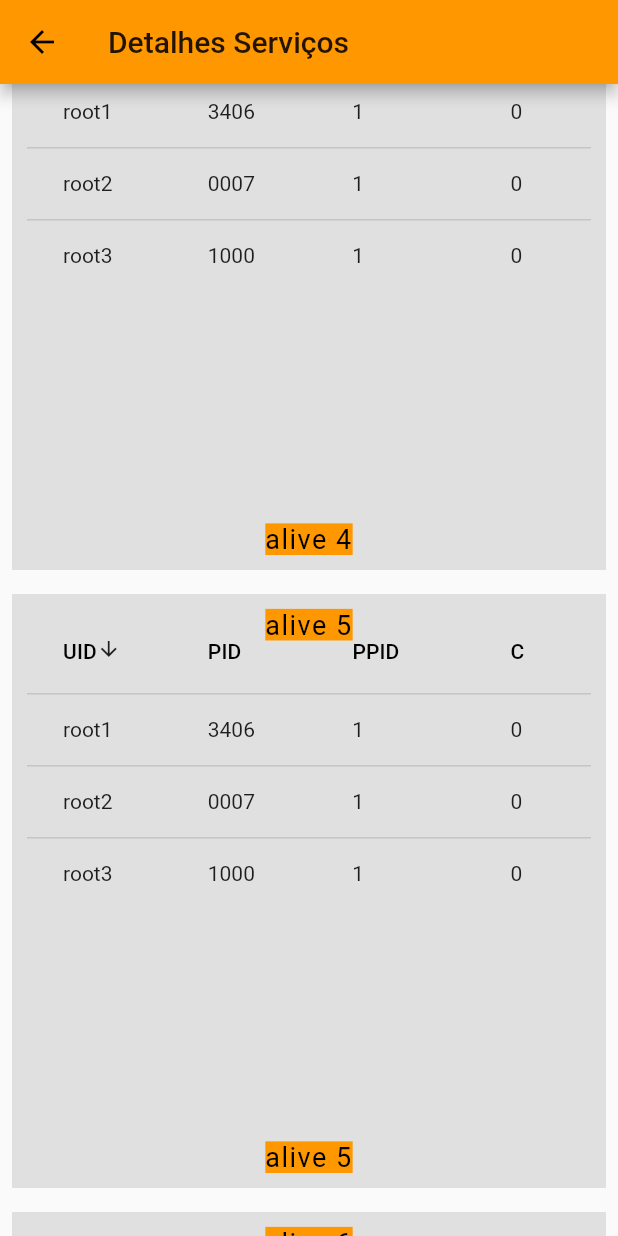
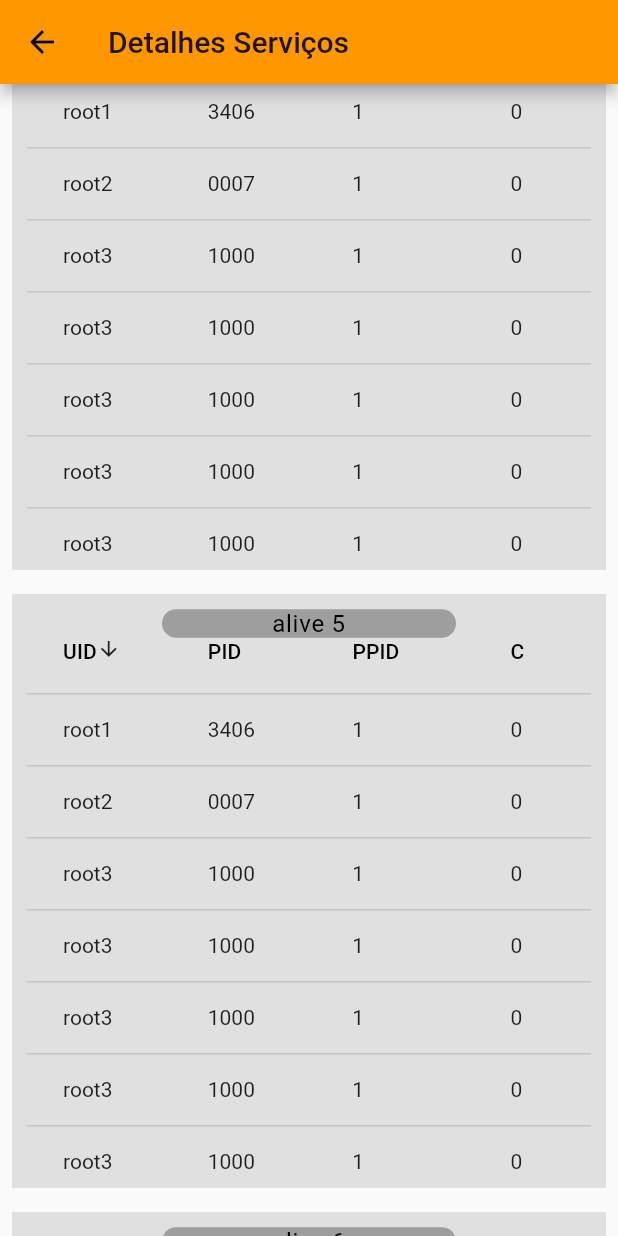
Before and after one commit to michellhornung/monitor, a Flutter app: the ServiceDetails screen opened directly, scrolled down 1728 dp, on a phone screen of 412 x 824 dp. Run offline on Flutter 3.47's test engine with Material 2 defaults, Android fonts, the phone set to English and light mode, and no system bars.

Commit message:
ServiceDetails with datatables. Done but need a layout improvement.

```diff
--- a/lib/data/serviceDetailsData.dart
+++ b/lib/data/serviceDetailsData.dart
@@ -42,4 +42,64 @@ final List<ServiceDetails> servicesDetails = [
     time: '00:00:00',
     cmd: 'lh.aliveserver.IvrService',
   ),
+  ServiceDetails(
+    uid: 'root3',
+    pid: '1000',
+    ppid: '1',
+    c: '0',
+    stime: '08:15',
+    tty: '?',
+    time: '00:00:00',
+    cmd: 'lh.aliveserver.IvrService',
+  ),
+  ServiceDetails(
+    uid: 'root3',
+    pid: '1000',
+    ppid: '1',
+    c: '0',
+    stime: '08:15',
+    tty: '?',
+    time: '00:00:00',
+    cmd: 'lh.aliveserver.IvrService',
+  ),
+  ServiceDetails(
+    uid: 'root3',
+    pid: '1000',
+    ppid: '1',
+    c: '0',
+    stime: '08:15',
+    tty: '?',
+    time: '00:00:00',
+    cmd: 'lh.aliveserver.IvrService',
+  ),
+  ServiceDetails(
+    uid: 'root3',
+    pid: '1000',
+    ppid: '1',
+    c: '0',
+    stime: '08:15',
+    tty: '?',
+    time: '00:00:00',
+    cmd: 'lh.aliveserver.IvrService',
+  ),
+  ServiceDetails(
+    uid: 'root3',
+    pid: '1000',
+    ppid: '1',
+    c: '0',
+    stime: '08:15',
+    tty: '?',
+    time: '00:00:00',
+    cmd: 'lh.aliveserver.IvrService',
+  ),
+  ServiceDetails(
+    uid: 'root3',
+    pid: '1000',
+    ppid: '1',
+    c: '0',
+    stime: '08:15',
+    tty: '?',
+    time: '00:00:00',
+    cmd: 'lh.aliveserver.IvrService',
+  ),
 ];
--- a/lib/pages/overview.dart
+++ b/lib/pages/overview.dart
@@ -2,7 +2,7 @@ import 'package:flutter/material.dart';
 import 'package:monitor/pages/drilldown.dart';
 import 'package:monitor/pages/login.dart';
 import 'package:monitor/pages/dataTableDemo.dart';
-import 'package:monitor/widgets/dataTableWidget2.dart';
+import 'package:monitor/widgets/dataTableWidgetDemo.dart';
 
 class Overview extends StatefulWidget {
   @override
--- a/lib/pages/serviceDetails.dart
+++ b/lib/pages/serviceDetails.dart
@@ -1,8 +1,5 @@
 import 'package:flutter/material.dart';
-import 'package:monitor/pages/drilldown.dart';
-import 'package:monitor/pages/login.dart';
-import 'package:monitor/pages/dataTableDemo.dart';
-import 'package:monitor/widgets/dataTableWidget.dart';
+import 'package:monitor/widgets/dataTableServiceDetails.dart';
 
 class ServiceDetails extends StatefulWidget {
   @override
@@ -24,27 +21,41 @@ class _ServiceDetailsState extends State<ServiceDetails> {
                 padding: EdgeInsets.all(10.0),
                 child: Center(
                   child: GridTile(
-                    footer: Text(
-                      'alive $index',
-                      textAlign: TextAlign.center,
-                      style: TextStyle(
-                        fontSize: 18.0,
-                        letterSpacing: 1.0,
-                        color: Colors.black,
-                        backgroundColor: Colors.orange,
+//                    footer: Container(
+//                      decoration: BoxDecoration(
+//                        color: Colors.grey,
+//                        borderRadius: BorderRadius.circular(5.0),
+//                      ),
+//                      child: Text(
+//                        'alive $index',
+//                        textAlign: TextAlign.center,
+//                        style: TextStyle(
+//                          fontSize: 16.0,
+//                          letterSpacing: 0.5,
+//                          color: Colors.black,
+//                        ),
+//                      ),
+//                    ),
+                    header: Container(
+                      margin: EdgeInsets.symmetric(
+                        vertical: 0.1,
+                        horizontal: 90.0,
+                      ),
+                      decoration: BoxDecoration(
+                        color: Colors.grey,
+                        borderRadius: BorderRadius.circular(10.0),
+                      ),
+                      child: Text(
+                        'alive $index',
+                        textAlign: TextAlign.center,
+                        style: TextStyle(
+                          fontSize: 16.0,
+                          letterSpacing: 0.5,
+                          color: Colors.black,
+                        ),
                       ),
                     ),
-                    header: Text(
-                      'alive $index',
-                      textAlign: TextAlign.center,
-                      style: TextStyle(
-                        fontSize: 18.0,
-                        letterSpacing: 1.0,
-                        color: Colors.black,
-                        backgroundColor: Colors.orange,
-                      ),
-                    ),
-                    child: DataTableWidget(),
+                    child: DataTableServiceDetails(),
                   ),
                 ),
                 color: Colors.grey[300],
--- a/lib/widgets/dataTableWidget.dart
+++ b/lib/widgets/dataTableServiceDetails.dart
@@ -2,12 +2,12 @@ import 'package:monitor/data/serviceDetailsData.dart';
 import 'package:monitor/model/serviceDetailsModel.dart';
 import 'package:flutter/material.dart';
 
-class DataTableWidget extends StatefulWidget {
+class DataTableServiceDetails extends StatefulWidget {
   @override
-  DataTableWidgetState createState() => DataTableWidgetState();
+  DataTableServiceDetailsState createState() => DataTableServiceDetailsState();
 }
 
-class DataTableWidgetState extends State<DataTableWidget> {
+class DataTableServiceDetailsState extends State<DataTableServiceDetails> {
   bool ascending;
   List<ServiceDetails> selectedServices;
 
```
Also changed, not shown: lib/widgets/dataTableWidgetDemo.dart (renamed from lib/widgets/dataTableWidget2.dart).
